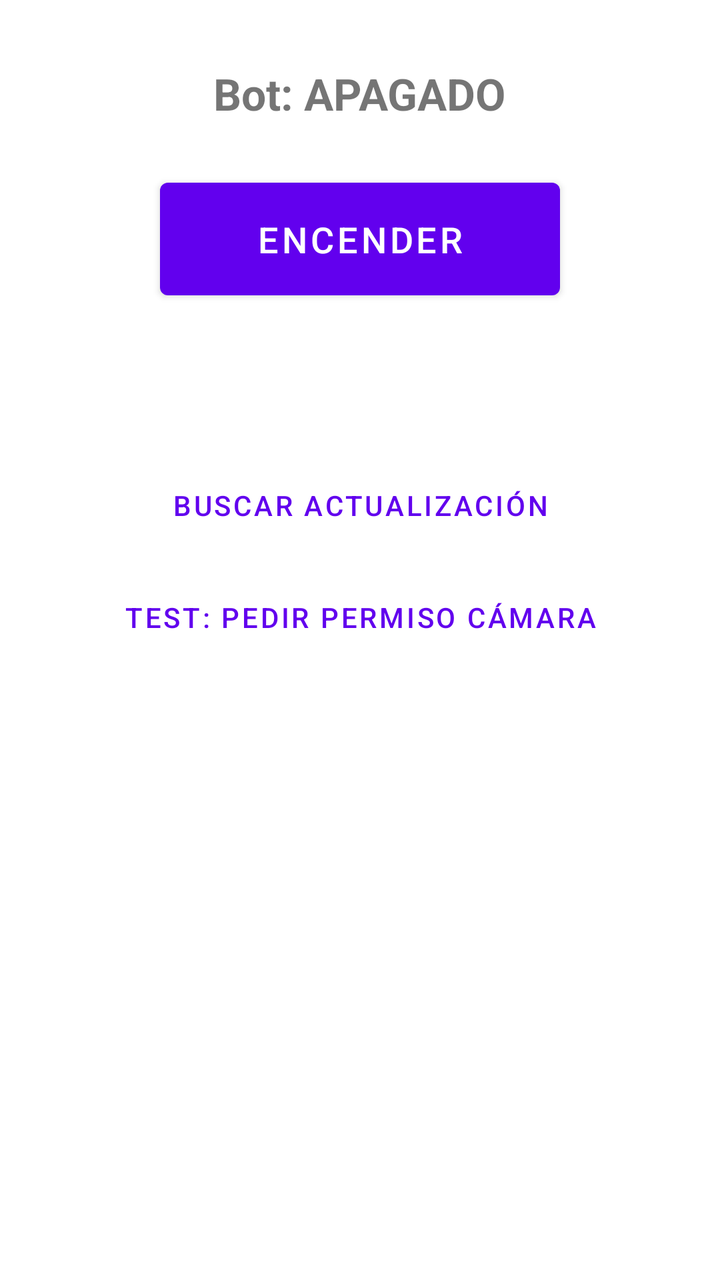
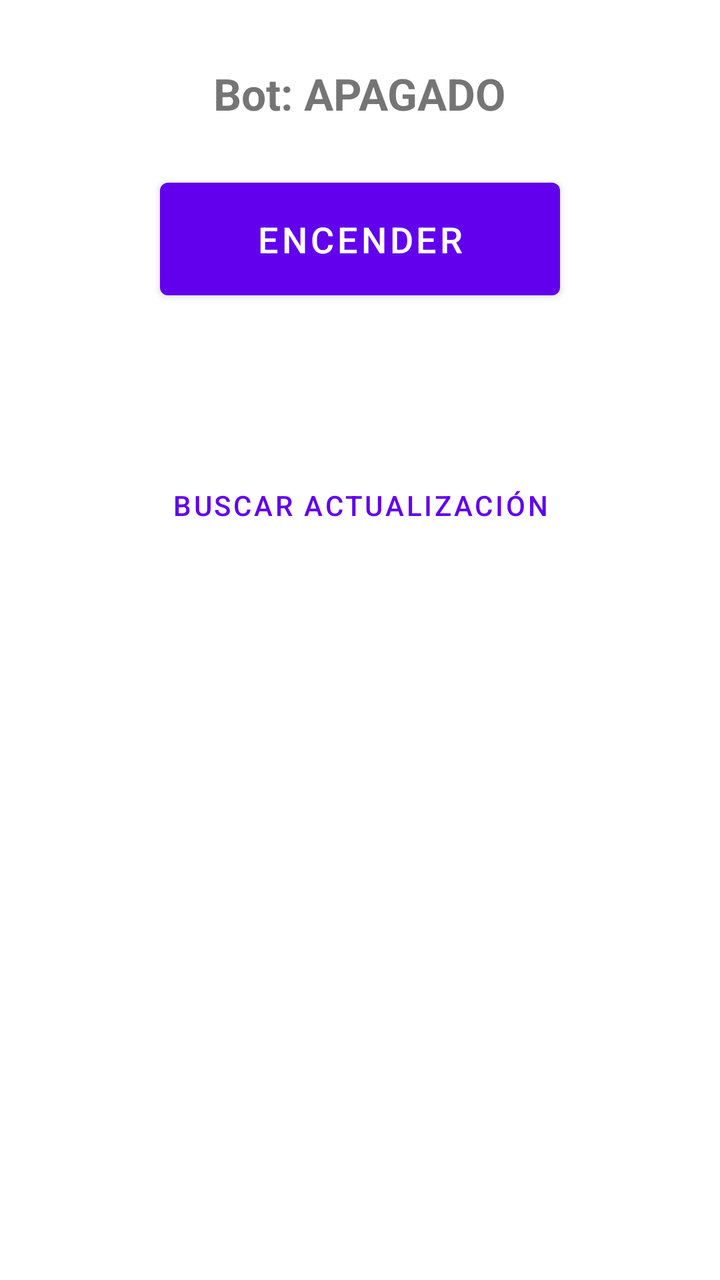

The first picture is an Android layout as it rendered before a commit; the second is the same layout after the commit. The layout source and the unified diff follow.
<!-- AndroidManifest.xml: application theme Theme.BotCelular -->
<!-- res/layout/activity_main.xml -->
<?xml version="1.0" encoding="utf-8"?>
<LinearLayout xmlns:android="http://schemas.android.com/apk/res/android"
    android:layout_width="match_parent"
    android:layout_height="match_parent"
    android:orientation="vertical"
    android:gravity="center"
    android:padding="32dp">

    <TextView
        android:id="@+id/textStatus"
        android:layout_width="wrap_content"
        android:layout_height="wrap_content"
        android:text="Bot: APAGADO"
        android:textSize="22sp"
        android:textStyle="bold"
        android:layout_marginBottom="24dp" />

    <com.google.android.material.button.MaterialButton
        android:id="@+id/buttonToggle"
        android:layout_width="wrap_content"
        android:layout_height="wrap_content"
        android:text="ENCENDER"
        android:textSize="18sp"
        android:paddingHorizontal="48dp"
        android:paddingVertical="16dp" />

    <TextView
        android:id="@+id/textPermissions"
        android:layout_width="wrap_content"
        android:layout_height="wrap_content"
        android:layout_marginTop="24dp"
        android:gravity="center"
        android:text="" />

    <com.google.android.material.button.MaterialButton
        android:id="@+id/buttonCheckUpdate"
        style="@style/Widget.MaterialComponents.Button.TextButton"
        android:layout_width="wrap_content"
        android:layout_height="wrap_content"
        android:layout_marginTop="32dp"
        android:text="Buscar actualización" />

    <com.google.android.material.button.MaterialButton
        android:id="@+id/buttonTestPermission"
        style="@style/Widget.MaterialComponents.Button.TextButton"
        android:layout_width="wrap_content"
        android:layout_height="wrap_content"
        android:layout_marginTop="8dp"
        android:text="TEST: pedir permiso Cámara" />

    <TextView
        android:id="@+id/textVersion"
        android:layout_width="wrap_content"
        android:layout_height="wrap_content"
        android:layout_marginTop="8dp"
        android:textSize="12sp"
        android:alpha="0.6" />

    <ScrollView
        android:layout_width="match_parent"
        android:layout_height="0dp"
        android:layout_weight="1"
        android:layout_marginTop="16dp">

        <TextView
            android:id="@+id/textCrashLog"
            android:layout_width="match_parent"
            android:layout_height="wrap_content"
            android:textIsSelectable="true"
            android:fontFamily="monospace"
            android:textSize="10sp"
            android:textColor="#D32F2F"
            android:text="" />

    </ScrollView>

</LinearLayout>
<!-- resources referenced by this layout -->
<resources>
  <style name="Theme.BotCelular" parent="Theme.MaterialComponents.DayNight.NoActionBar" />
</resources>

<!-- the commit's change to res/layout/activity_main.xml (unified diff, before → after) -->
@@ -40,14 +40,6 @@
         android:layout_marginTop="32dp"
         android:text="Buscar actualización" />
 
-    <com.google.android.material.button.MaterialButton
-        android:id="@+id/buttonTestPermission"
-        style="@style/Widget.MaterialComponents.Button.TextButton"
-        android:layout_width="wrap_content"
-        android:layout_height="wrap_content"
-        android:layout_marginTop="8dp"
-        android:text="TEST: pedir permiso Cámara" />
-
     <TextView
         android:id="@+id/textVersion"
         android:layout_width="wrap_content"
